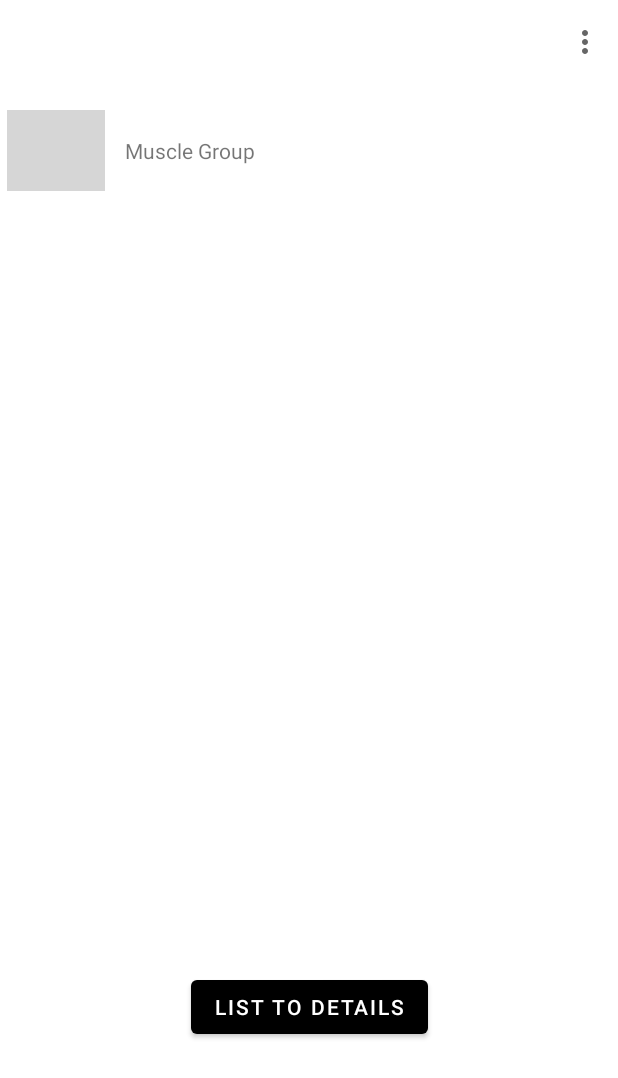
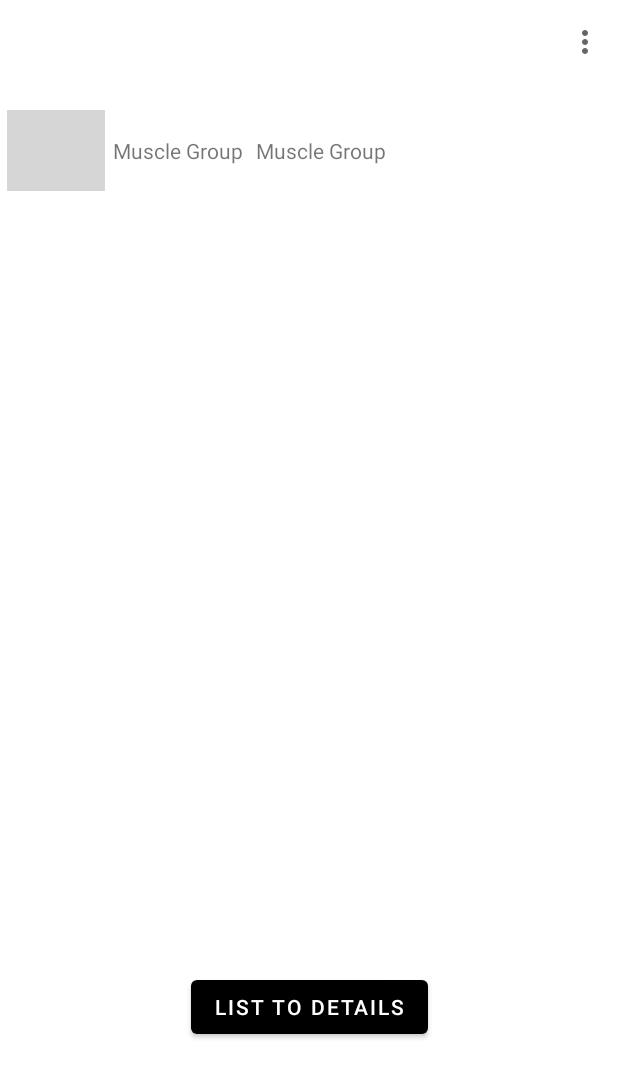
Before and after one commit to GonzaloSantizo/PlatMovProyectos, an Android app: the layout fragment_muscle_list.xml on its own in the app's theme, with its tools: preview values and no code run, on a phone screen of 412 x 824 dp. Shown: the top 1078 px of the screen. Run offline under Robolectric (Android 15) with nearby library versions, the phone set to English and light mode, and no system bars; grey boxes are pictures that could not be loaded.

Commit message:
Modificaciones para el recycler de los ejercicios

```diff
--- a/app/build.gradle
+++ b/app/build.gradle
@@ -44,6 +44,7 @@ dependencies {
     implementation 'androidx.appcompat:appcompat:1.4.1'
     implementation 'com.google.android.material:material:1.5.0'
     implementation 'androidx.constraintlayout:constraintlayout:2.1.3'
+    implementation 'com.google.firebase:firebase-firestore:24.0.2'
 
 
     def nav_version = "2.5.2"
--- /dev/null
+++ b/app/src/main/java/com/plataformas/proyecto/data/remote/firestore/Excercises.kt
@@ -0,0 +1,6 @@
+package com.plataformas.proyecto.data.remote.firestore
+
+data class Excercises(
+    var excercises: String ?= null,
+    var description: String ?= null,
+    var image : String ?= null )
--- a/app/src/main/res/layout/recycler_item.xml
+++ b/app/src/main/res/layout/recycler_item.xml
@@ -8,7 +8,7 @@
     android:focusable="true">
 
     <ImageView
-        android:id="@+id/itemImage"
+        android:id="@+id/recycler_itemImage"
         android:layout_width="65dp"
         android:layout_height="54dp"
         app:layout_constraintBottom_toBottomOf="parent"
@@ -20,14 +20,36 @@
         tools:srcCompat="@tools:sample/avatars" />
 
     <TextView
-        android:id="@+id/itemText"
+        android:id="@+id/recycler_muscleName"
+        android:layout_width="wrap_content"
+        android:layout_height="wrap_content"
+        android:text="@string/muscle_group"
+        app:layout_constraintBottom_toBottomOf="parent"
+        app:layout_constraintEnd_toEndOf="@id/recycler_exercise"
+        app:layout_constraintHorizontal_bias="0.053"
+        app:layout_constraintStart_toEndOf="@+id/recycler_itemImage"
+        app:layout_constraintTop_toTopOf="parent"
+        app:layout_constraintVertical_bias="0.046" />
+    <TextView
+        android:id="@+id/recycler_symbol"
+        android:layout_width="wrap_content"
+        android:layout_height="wrap_content"
+        android:text=""
+        app:layout_constraintBottom_toBottomOf="parent"
+        app:layout_constraintEnd_toEndOf="@id/recycler_exercise"
+        app:layout_constraintHorizontal_bias="0.053"
+        app:layout_constraintStart_toEndOf="@+id/recycler_itemImage"
+        app:layout_constraintTop_toTopOf="parent"
+        app:layout_constraintVertical_bias="0.046" />
+    <TextView
+        android:id="@+id/recycler_exercise"
         android:layout_width="wrap_content"
         android:layout_height="wrap_content"
         android:text="Muscle Group"
         app:layout_constraintBottom_toBottomOf="parent"
         app:layout_constraintEnd_toEndOf="parent"
         app:layout_constraintHorizontal_bias="0.053"
-        app:layout_constraintStart_toEndOf="@+id/itemImage"
+        app:layout_constraintStart_toEndOf="@+id/recycler_muscleName"
         app:layout_constraintTop_toTopOf="parent"
         app:layout_constraintVertical_bias="0.046" />
 </androidx.constraintlayout.widget.ConstraintLayout>
--- a/app/src/main/res/values/strings.xml
+++ b/app/src/main/res/values/strings.xml
@@ -16,4 +16,10 @@
     <string name="no_tienes_cuenta_registrate_aqu">¿No tienes cuenta? ¡Registrate aquí!</string>
     <string name="todo">TODO</string>
     <string name="el_primer_paso_para_una_vida_saludable">¡El primer paso para una vida saludable!</string>
+
+    <!-- recycler Text-->
+    <string name="muscle">Muscle Group</string>
+    <string name="exercise">Exercise</string>
+
+
 </resources>
```
Also changed, not shown: app/src/main/java/com/plataformas/proyecto/data/remote/firestore/Muscles.kt (added, +12 -0 lines), app/src/main/java/com/plataformas/proyecto/ui/adapters/MuscleAdapter.kt (added, +39 -0 lines).
